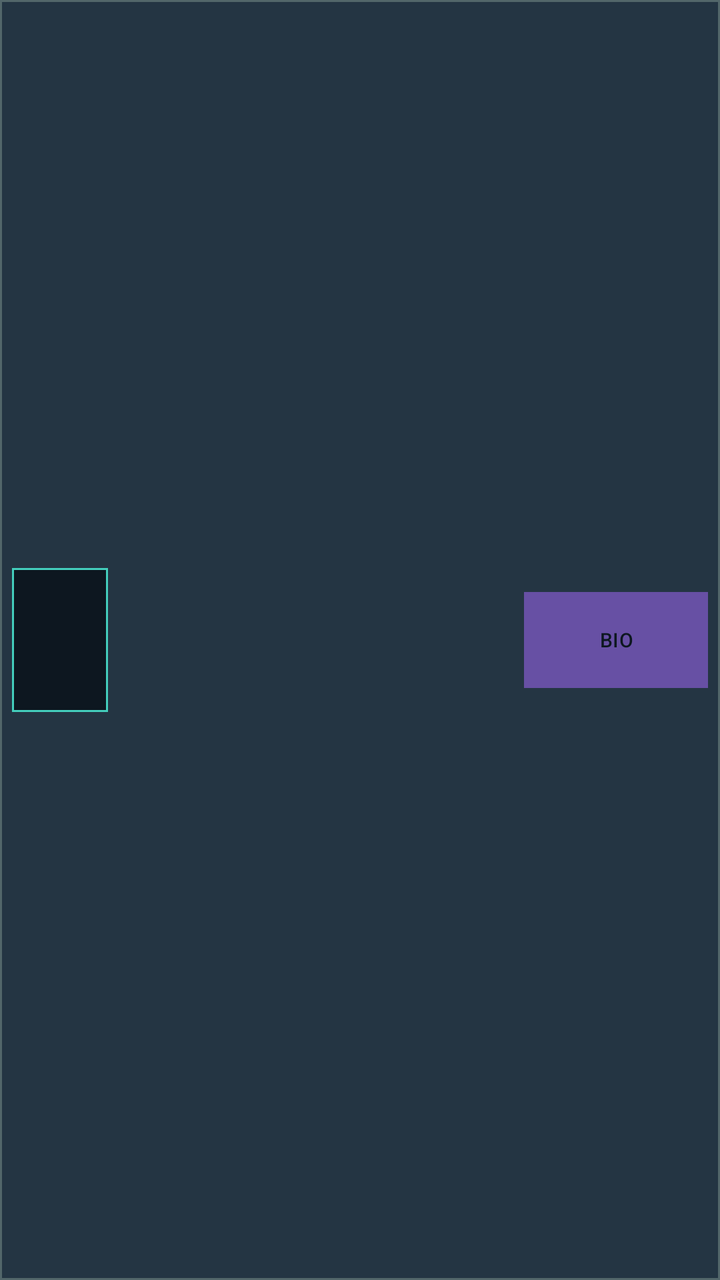
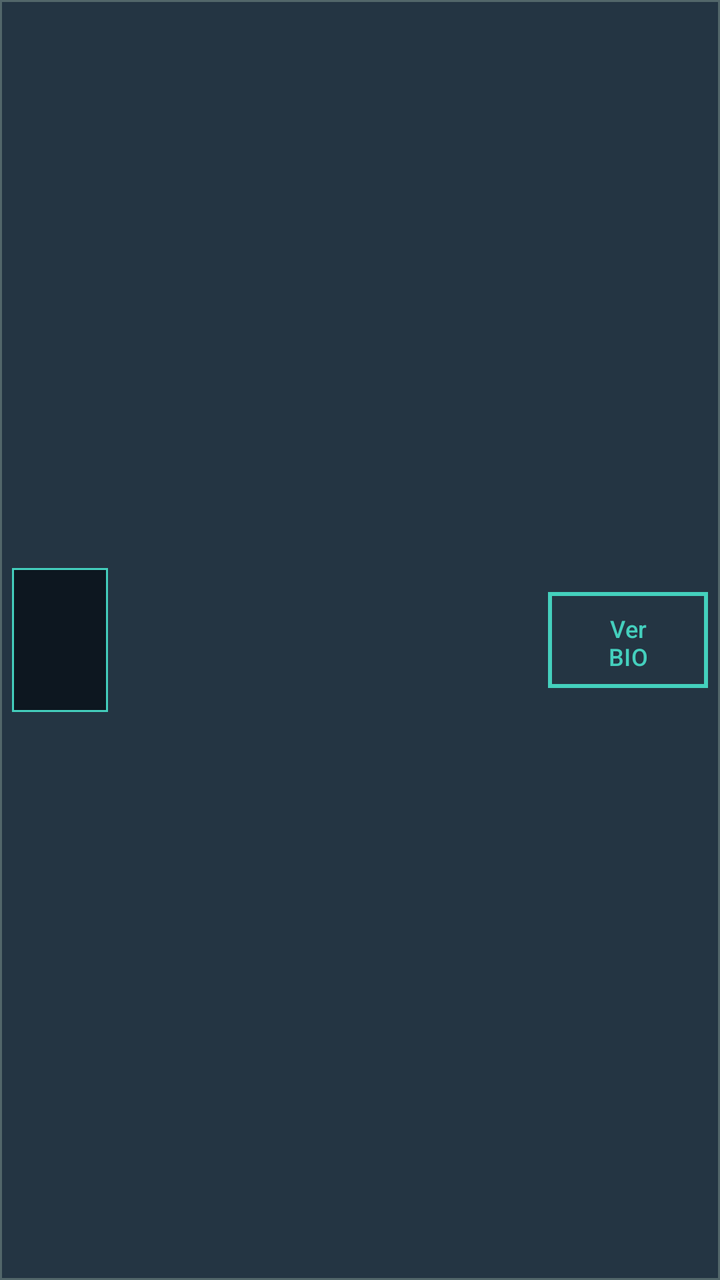

Screens rendered from an Android XML layout before and after an edit, with the pre-edit source and the edit as a unified diff.
<!-- AndroidManifest.xml: application theme Theme.Marvel -->
<!-- res/layout/view_roster_character.xml -->
<?xml version="1.0" encoding="utf-8"?>
<LinearLayout xmlns:android="http://schemas.android.com/apk/res/android"
    android:id="@+id/roster_character_card"
    android:layout_width="match_parent"
    android:layout_height="wrap_content"
    android:layout_marginBottom="6dp"
    android:background="@drawable/profile_card_frame"
    android:gravity="center_vertical"
    android:orientation="horizontal"
    android:padding="6dp">
    <ImageView
        android:id="@+id/roster_character_portrait"
        android:layout_width="48dp"
        android:layout_height="72dp"
        android:background="@drawable/interview_portrait_frame"
        android:contentDescription="@string/interview_portrait_description"
        android:importantForAccessibility="no"
        android:scaleType="fitCenter" />
    <LinearLayout
        android:layout_width="0dp"
        android:layout_height="wrap_content"
        android:layout_marginStart="8dp"
        android:layout_weight="1"
        android:orientation="vertical">
        <TextView
            android:id="@+id/roster_character_name"
            android:layout_width="match_parent"
            android:layout_height="wrap_content"
            android:fontFamily="monospace"
            android:maxLines="2"
            android:textColor="#C4D5C8"
            android:textSize="14sp"
            android:textStyle="bold" />
        <TextView
            android:id="@+id/roster_character_identity"
            android:layout_width="match_parent"
            android:layout_height="wrap_content"
            android:ellipsize="end"
            android:maxLines="1"
            android:textColor="#F2B84B"
            android:textSize="12sp" />
        <TextView
            android:id="@+id/roster_character_source"
            android:layout_width="match_parent"
            android:layout_height="wrap_content"
            android:background="@drawable/profile_link_selector"
            android:clickable="true"
            android:focusable="true"
            android:gravity="center_vertical"
            android:minHeight="48dp"
            android:text="@string/comic_vine_open_source"
            android:textColor="#44CFBD"
            android:textSize="12sp"
            android:visibility="gone" />
    </LinearLayout>
    <Button
        android:id="@+id/roster_character_open"
        android:layout_width="92dp"
        android:layout_height="48dp"
        android:layout_marginStart="6dp"
        android:background="@drawable/profile_button_selector"
        android:contentDescription="@string/comic_vine_open_profile"
        android:minWidth="48dp"
        android:minHeight="48dp"
        android:text="@string/comic_vine_profile_short"
        android:textAllCaps="false"
        android:textColor="#0D1720"
        android:textSize="10sp" />
</LinearLayout>
<!-- resources referenced by this layout -->
<resources>
  <!-- drawable interview_portrait_frame (drawable) -->
  <?xml version="1.0" encoding="utf-8"?>
  <shape xmlns:android="http://schemas.android.com/apk/res/android" android:shape="rectangle">
      <solid android:color="#0D1720" />
      <stroke android:width="1dp" android:color="#44CFBD" />
      <corners android:radius="0dp" />
  </shape>
  <!-- drawable profile_button_selector (drawable) -->
  <?xml version="1.0" encoding="utf-8"?>
  <selector xmlns:android="http://schemas.android.com/apk/res/android">
      <item android:state_pressed="true"><shape android:shape="rectangle"><solid android:color="#F2B84B"/><stroke android:width="2dp" android:color="#C4D5C8"/></shape></item>
      <item android:state_focused="true"><shape android:shape="rectangle"><solid android:color="#44CFBD"/><stroke android:width="2dp" android:color="#C4D5C8"/></shape></item>
      <item android:state_selected="true"><shape android:shape="rectangle"><solid android:color="#44CFBD"/><stroke android:width="2dp" android:color="#F2B84B"/></shape></item>
      <item><shape android:shape="rectangle"><solid android:color="#C4D5C8"/><stroke android:width="1dp" android:color="#52666A"/></shape></item>
  </selector>
  <!-- drawable profile_card_frame (drawable) -->
  <?xml version="1.0" encoding="utf-8"?>
  <shape xmlns:android="http://schemas.android.com/apk/res/android" android:shape="rectangle">
      <solid android:color="#243543" />
      <stroke android:width="1dp" android:color="#52666A" />
      <corners android:radius="0dp" />
  </shape>
  <!-- drawable profile_link_selector (drawable) -->
  <?xml version="1.0" encoding="utf-8"?>
  <selector xmlns:android="http://schemas.android.com/apk/res/android">
      <item android:state_pressed="true"><shape android:shape="rectangle"><solid android:color="#243543"/><stroke android:width="1dp" android:color="#F2B84B"/></shape></item>
      <item android:state_focused="true"><shape android:shape="rectangle"><solid android:color="#243543"/><stroke android:width="1dp" android:color="#44CFBD"/></shape></item>
      <item><shape android:shape="rectangle"><solid android:color="#243543"/><stroke android:width="1dp" android:color="#52666A"/></shape></item>
  </selector>
  <string name="comic_vine_open_profile">Abrir perfil de %1$s</string>
  <string name="comic_vine_open_source">Ver fonte: Comic Vine</string>
  <string name="comic_vine_profile_short">BIO</string>
  <string name="interview_portrait_description">Retrato de %1$s</string>
  <style name="Theme.Marvel" parent="Base.Theme.Marvel" />
  <style name="Base.Theme.Marvel" parent="Theme.Material3.DayNight.NoActionBar">
          
          
      </style>
</resources>

<!-- the commit's change to res/layout/view_roster_character.xml (unified diff, before → after) -->
@@ -1,5 +1,6 @@
 <?xml version="1.0" encoding="utf-8"?>
 <LinearLayout xmlns:android="http://schemas.android.com/apk/res/android"
+    xmlns:app="http://schemas.android.com/apk/res-auto"
     android:id="@+id/roster_character_card"
     android:layout_width="match_parent"
     android:layout_height="wrap_content"
@@ -39,31 +40,21 @@
             android:maxLines="1"
             android:textColor="#F2B84B"
             android:textSize="12sp" />
-        <TextView
-            android:id="@+id/roster_character_source"
-            android:layout_width="match_parent"
-            android:layout_height="wrap_content"
-            android:background="@drawable/profile_link_selector"
-            android:clickable="true"
-            android:focusable="true"
-            android:gravity="center_vertical"
-            android:minHeight="48dp"
-            android:text="@string/comic_vine_open_source"
-            android:textColor="#44CFBD"
-            android:textSize="12sp"
-            android:visibility="gone" />
     </LinearLayout>
     <Button
         android:id="@+id/roster_character_open"
-        android:layout_width="92dp"
+        android:layout_width="80dp"
         android:layout_height="48dp"
         android:layout_marginStart="6dp"
         android:background="@drawable/profile_button_selector"
+        android:backgroundTint="@null"
         android:contentDescription="@string/comic_vine_open_profile"
         android:minWidth="48dp"
         android:minHeight="48dp"
-        android:text="@string/comic_vine_profile_short"
+        android:text="@string/comic_vine_profile_action"
         android:textAllCaps="false"
-        android:textColor="#0D1720"
-        android:textSize="10sp" />
+        android:textColor="@color/profile_button_text"
+        android:textSize="12sp"
+        android:stateListAnimator="@null"
+        app:backgroundTint="@null" />
 </LinearLayout>
<!-- resource entries referenced after the edit -->
@@ -10,10 +10,11 @@
   <!-- drawable profile_button_selector (drawable) -->
   <?xml version="1.0" encoding="utf-8"?>
   <selector xmlns:android="http://schemas.android.com/apk/res/android">
-      <item android:state_pressed="true"><shape android:shape="rectangle"><solid android:color="#F2B84B"/><stroke android:width="2dp" android:color="#C4D5C8"/></shape></item>
-      <item android:state_focused="true"><shape android:shape="rectangle"><solid android:color="#44CFBD"/><stroke android:width="2dp" android:color="#C4D5C8"/></shape></item>
+      <item android:state_enabled="false"><shape android:shape="rectangle"><solid android:color="#172631"/><stroke android:width="1dp" android:color="#52666A"/></shape></item>
+      <item android:state_pressed="true"><shape android:shape="rectangle"><solid android:color="#44CFBD"/><stroke android:width="2dp" android:color="#C4D5C8"/></shape></item>
+      <item android:state_focused="true"><shape android:shape="rectangle"><solid android:color="#F2B84B"/><stroke android:width="2dp" android:color="#C4D5C8"/></shape></item>
       <item android:state_selected="true"><shape android:shape="rectangle"><solid android:color="#44CFBD"/><stroke android:width="2dp" android:color="#F2B84B"/></shape></item>
-      <item><shape android:shape="rectangle"><solid android:color="#C4D5C8"/><stroke android:width="1dp" android:color="#52666A"/></shape></item>
+      <item><shape android:shape="rectangle"><solid android:color="#243543"/><stroke android:width="2dp" android:color="#44CFBD"/></shape></item>
   </selector>
   <!-- drawable profile_card_frame (drawable) -->
   <?xml version="1.0" encoding="utf-8"?>
@@ -22,16 +23,8 @@
       <stroke android:width="1dp" android:color="#52666A" />
       <corners android:radius="0dp" />
   </shape>
-  <!-- drawable profile_link_selector (drawable) -->
-  <?xml version="1.0" encoding="utf-8"?>
-  <selector xmlns:android="http://schemas.android.com/apk/res/android">
-      <item android:state_pressed="true"><shape android:shape="rectangle"><solid android:color="#243543"/><stroke android:width="1dp" android:color="#F2B84B"/></shape></item>
-      <item android:state_focused="true"><shape android:shape="rectangle"><solid android:color="#243543"/><stroke android:width="1dp" android:color="#44CFBD"/></shape></item>
-      <item><shape android:shape="rectangle"><solid android:color="#243543"/><stroke android:width="1dp" android:color="#52666A"/></shape></item>
-  </selector>
   <string name="comic_vine_open_profile">Abrir perfil de %1$s</string>
-  <string name="comic_vine_open_source">Ver fonte: Comic Vine</string>
-  <string name="comic_vine_profile_short">BIO</string>
+  <string name="comic_vine_profile_action">Ver BIO</string>
   <string name="interview_portrait_description">Retrato de %1$s</string>
   <style name="Theme.Marvel" parent="Base.Theme.Marvel" />
   <style name="Base.Theme.Marvel" parent="Theme.Material3.DayNight.NoActionBar">
